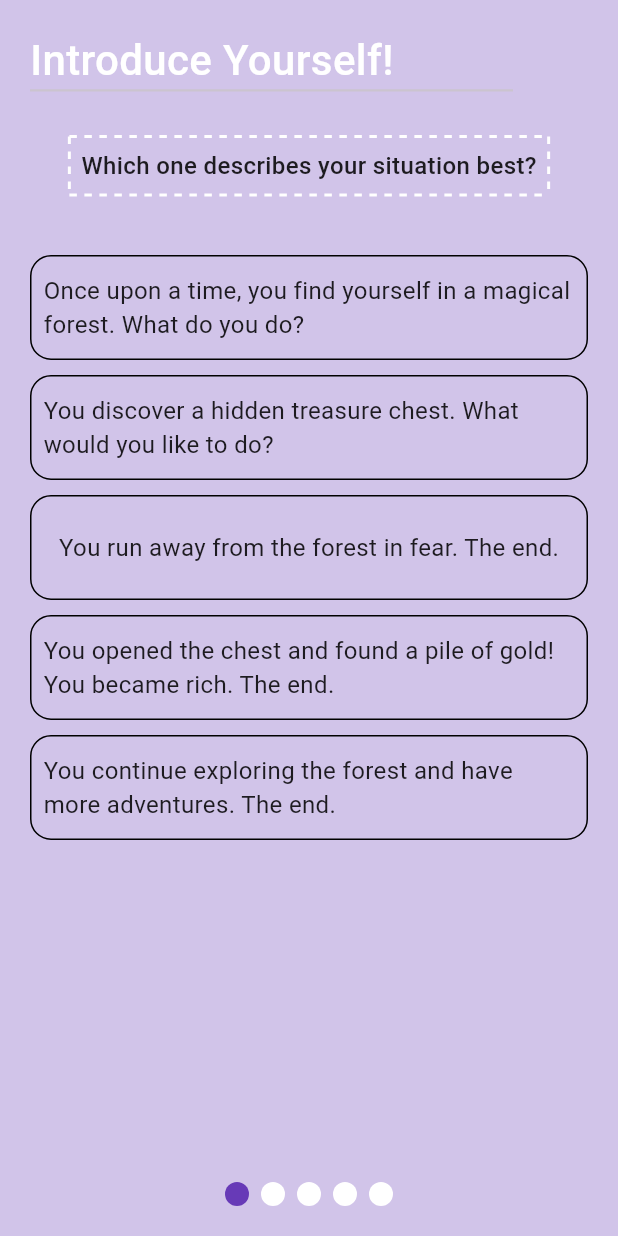
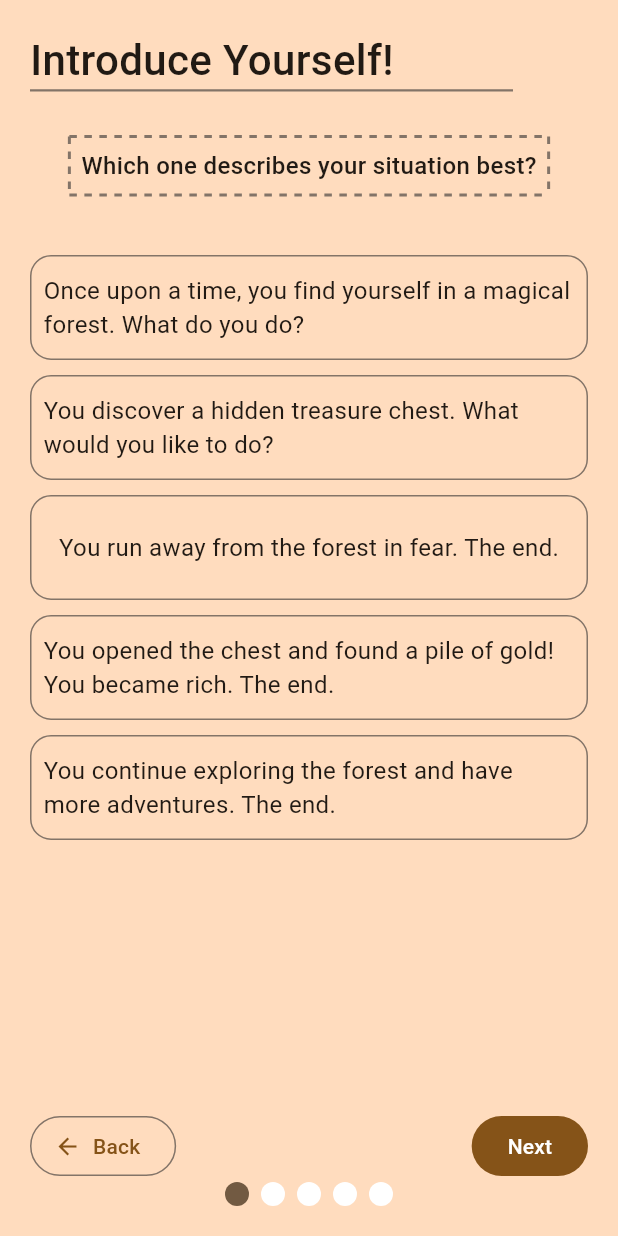
Before and after one commit to haroon7063/ardaasut-s-project, a Flutter app: the QuestionScreen screen opened directly, on a phone screen of 412 x 824 dp. Run offline on Flutter 3.47's test engine with Material 2 defaults, Android fonts, the phone set to English and light mode, and no system bars; drawn by our look-alikes of smooth_page_indicator.

Commit message:
added login and question page with themedata

```diff
--- a/lib/pages/question_page/questionScreen.dart
+++ b/lib/pages/question_page/questionScreen.dart
@@ -1,6 +1,7 @@
 import 'package:fiverr_project_ardaasut/pages/question_page/widgets/dashed_border_container.dart';
 import 'package:fiverr_project_ardaasut/utils/constants.dart';
 import 'package:flutter/material.dart';
+import 'package:flutter/services.dart';
 import 'package:smooth_page_indicator/smooth_page_indicator.dart';
 
 class QuestionScreen extends StatefulWidget {
@@ -64,7 +65,7 @@ class _QuestionScreenState extends State<QuestionScreen> {
   @override
   Widget build(BuildContext context) {
     return Scaffold(
-      backgroundColor: Colors.deepPurple.shade100,
+      backgroundColor: Theme.of(context).colorScheme.primaryContainer,
       body: SafeArea(
         child: Padding(
           padding: const EdgeInsets.symmetric(horizontal: 20, vertical: 20),
@@ -80,7 +81,7 @@ class _QuestionScreenState extends State<QuestionScreen> {
                     Text(
                       'Introduce Yourself!',
                       style: Utils.mediumTextStyle.copyWith(
-                        color: Colors.white,
+                        color: Theme.of(context).colorScheme.onBackground,
                       ),
                     ),
                     Container(
@@ -91,6 +92,7 @@ class _QuestionScreenState extends State<QuestionScreen> {
                           height: 1,
                           thickness: 1.5,
                           endIndent: 50,
+                          color: Theme.of(context).colorScheme.outline,
                         ),
                       ),
                     )
@@ -106,7 +108,6 @@ class _QuestionScreenState extends State<QuestionScreen> {
                   'Which one describes your situation best?',
                   style: TextStyle(fontSize: 16, fontWeight: FontWeight.w500),
                 ),
-                borderColor: Colors.white,
               ),
               SizedBox(
                 height: 40,
@@ -121,8 +122,8 @@ class _QuestionScreenState extends State<QuestionScreen> {
                         decoration: BoxDecoration(
                           borderRadius: BorderRadius.circular(14),
                           border: Border.all(
-                            style: BorderStyle.solid,
-                          ),
+                              style: BorderStyle.solid,
+                              color: Theme.of(context).colorScheme.outline),
                         ),
                         child: Center(
                             child: Text(
@@ -144,6 +145,20 @@ class _QuestionScreenState extends State<QuestionScreen> {
               SizedBox(
                 height: 30,
               ),
+              Row(
+                mainAxisAlignment: MainAxisAlignment.spaceBetween,
+                children: [
+                  OutlinedButton.icon(
+                    icon: Icon(Icons.arrow_back),
+                    onPressed: () => decrementIndex(),
+                    label: Text('Back'),
+                  ),
+                  FilledButton(
+                    onPressed: () => incrementIndex(),
+                    child: Text('Next'),
+                  )
+                ],
+              ),
               Align(
                 alignment: Alignment.bottomCenter,
                 child: AnimatedSmoothIndicator(
@@ -153,7 +168,7 @@ class _QuestionScreenState extends State<QuestionScreen> {
                   effect: SwapEffect(
                     type: SwapType.yRotation,
                     dotColor: Colors.white,
-                    activeDotColor: Colors.deepPurple.shade500,
+                    activeDotColor: Theme.of(context).colorScheme.secondary,
                   ),
                   count: 5,
                 ),
--- a/lib/pages/question_page/widgets/dashed_border_container.dart
+++ b/lib/pages/question_page/widgets/dashed_border_container.dart
@@ -2,14 +2,12 @@ import 'package:flutter/material.dart';
 
 class DashedBorderContainer extends StatelessWidget {
   final Widget child;
-  final Color borderColor;
   final double borderWidth;
   final double dashWidth;
   final double dashSpace;
 
   DashedBorderContainer({
     required this.child,
-    this.borderColor = Colors.black,
     this.borderWidth = 1.0,
     this.dashWidth = 5.0,
     this.dashSpace = 5.0,
@@ -19,7 +17,7 @@ class DashedBorderContainer extends StatelessWidget {
   Widget build(BuildContext context) {
     return CustomPaint(
       painter: DashedBorderPainter(
-        color: borderColor,
+        color: Theme.of(context).colorScheme.outline,
         width: borderWidth,
         dashWidth: dashWidth,
         dashSpace: dashSpace,
--- a/pubspec.yaml
+++ b/pubspec.yaml
@@ -46,7 +46,7 @@ dev_dependencies:
   # activated in the `analysis_options.yaml` file located at the root of your
   # package. See that file for information about deactivating specific lint
   # rules and activating additional ones.
-  flutter_lints: ^2.0.0
+  flutter_lints: ^3.0.0
 
 # For information on the generic Dart part of this file, see the
 # following page: https://dart.dev/tools/pub/pubspec
```
Also changed, not shown: lib/main.dart (+9 -2 lines), lib/pages/Login/login_screen.dart (+41 -3 lines), lib/pages/Login/widgets/custom_stadium_button.dart (+8 -4 lines), pubspec.lock.
